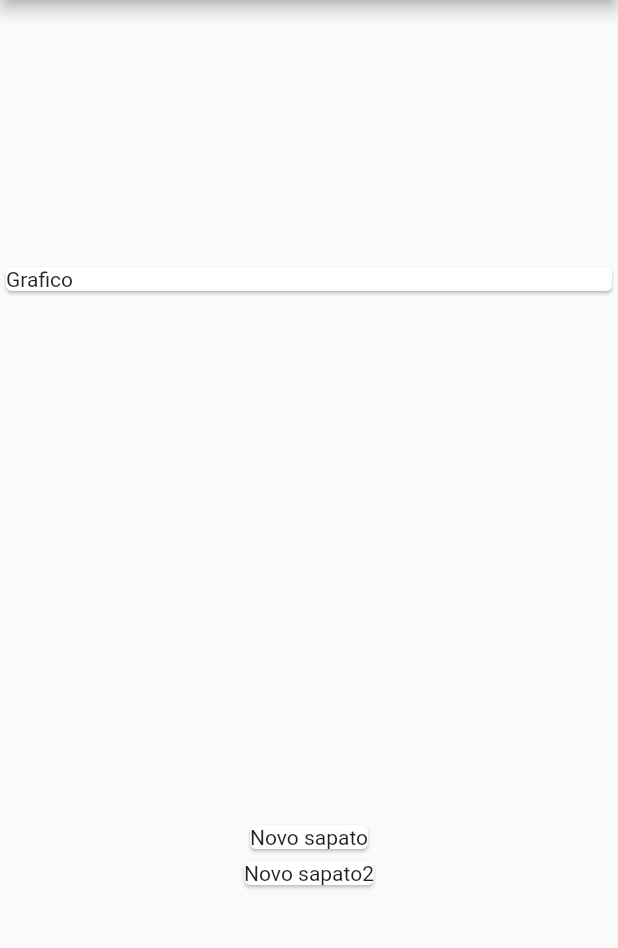
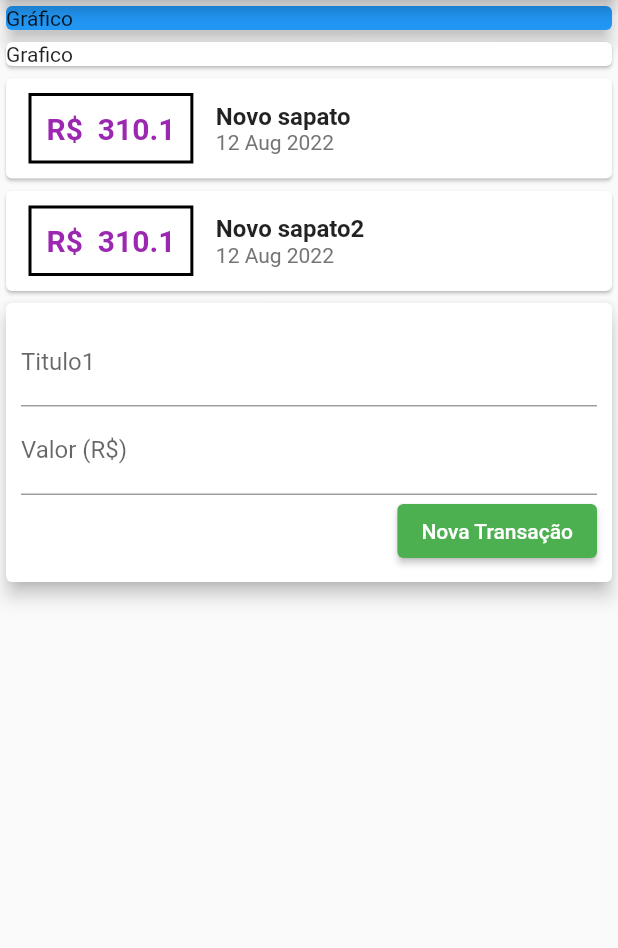
Before and after one commit to cristianoramon/DispesaPessoalFlutter, a Flutter app: the screen it shows after launch, on a phone screen of 412 x 824 dp, the part 84-1032 px from its top. Run offline on Flutter 3.47's test engine with Material 2 defaults, Android fonts, the phone set to English and light mode, and no system bars.

Commit message:
Transação

```diff
--- /dev/null
+++ b/lib/components/transaction_form.dart
@@ -0,0 +1,45 @@
+import 'package:flutter/material.dart';
+
+class TransactionForm extends StatelessWidget {
+  final titleController = TextEditingController();
+  final valueController = TextEditingController();
+  @override
+  Widget build(BuildContext context) {
+    return Card(
+      elevation: 5,
+      child: Container(
+        padding: EdgeInsets.all(10),
+        child: Column(
+          children: <Widget>[
+            TextField(
+              controller: titleController,
+              decoration: InputDecoration(
+                labelText: 'Titulo1',
+              ),
+            ),
+            TextField(
+              controller: valueController,
+              decoration: InputDecoration(
+                labelText: 'Valor (R\$)',
+              ),
+            ),
+            Row(
+              mainAxisAlignment: MainAxisAlignment.end,
+              children: [
+                ElevatedButton(
+                  onPressed: () {
+                    print(titleController.text);
+                  },
+                  style: ElevatedButton.styleFrom(
+                    primary: Colors.green,
+                  ),
+                  child: Text('Nova Transação'),
+                ),
+              ],
+            ),
+          ],
+        ),
+      ),
+    );
+  }
+}
--- /dev/null
+++ b/lib/components/transaction_list.dart
@@ -0,0 +1,70 @@
+import 'package:dispesas/components/transaction_form.dart';
+import 'package:dispesas/modules/transaction.dart';
+import 'package:flutter/material.dart';
+import 'package:intl/intl.dart';
+
+class TransactionList extends StatelessWidget {
+  final List<Transaction> transaction;
+
+  TransactionList(this.transaction);
+
+  @override
+  Widget build(BuildContext context) {
+    return Column(
+      crossAxisAlignment: CrossAxisAlignment.stretch,
+      children: [
+        Card(
+          child: Text('Grafico'),
+        ),
+        Column(
+          children: transaction.map((tr) {
+            return Card(
+              child: Row(
+                mainAxisAlignment: MainAxisAlignment.start,
+                children: <Widget>[
+                  Container(
+                    margin: EdgeInsets.symmetric(
+                      horizontal: 15,
+                      vertical: 10,
+                    ),
+                    decoration: BoxDecoration(
+                      border: Border.all(
+                        color: Colors.black,
+                        width: 2,
+                      ),
+                    ),
+                    padding: EdgeInsets.all(10),
+                    child: Text(
+                      'R\$  ${tr.value}',
+                      style: TextStyle(
+                        fontWeight: FontWeight.bold,
+                        fontSize: 20,
+                        color: Colors.purple,
+                      ),
+                    ),
+                  ),
+                  Column(
+                    crossAxisAlignment: CrossAxisAlignment.start,
+                    children: [
+                      Text(tr.title,
+                          style: TextStyle(
+                            fontSize: 16,
+                            fontWeight: FontWeight.bold,
+                          )),
+                      Text(
+                        DateFormat('d MMM y').format(tr.date),
+                        style: TextStyle(
+                          color: Colors.grey[600],
+                        ),
+                      ),
+                    ],
+                  ),
+                ],
+              ),
+            );
+          }).toList(),
+        ),
+      ],
+    );
+  }
+}
--- /dev/null
+++ b/lib/components/transaction_user.dart
@@ -0,0 +1,38 @@
+import 'package:dispesas/components/transaction_form.dart';
+import 'package:dispesas/components/transaction_list.dart';
+import 'package:dispesas/modules/transaction.dart';
+import 'package:flutter/cupertino.dart';
+import 'package:flutter/src/foundation/key.dart';
+import 'package:flutter/src/widgets/framework.dart';
+
+class TransactionUser extends StatefulWidget {
+  @override
+  State<TransactionUser> createState() => _MyWidgetState();
+}
+
+class _MyWidgetState extends State<TransactionUser> {
+  final _transaction = [
+    Transaction(
+      id: 't1',
+      title: 'Novo sapato',
+      value: 310.10,
+      date: DateTime.now(),
+    ),
+    Transaction(
+      id: 't1',
+      title: 'Novo sapato2',
+      value: 310.10,
+      date: DateTime.now(),
+    )
+  ];
+
+  @override
+  Widget build(BuildContext context) {
+    return Column(
+      children: <Widget>[
+        TransactionList(_transaction),
+        TransactionForm(),
+      ],
+    );
+  }
+}
--- a/lib/myHomePage.dart
+++ b/lib/myHomePage.dart
@@ -1,21 +1,9 @@
+import 'package:dispesas/components/transaction_list.dart';
+import 'package:dispesas/components/transaction_user.dart';
 import 'package:dispesas/modules/transaction.dart';
 import 'package:flutter/material.dart';
 
 class MyHomePage extends StatelessWidget {
-  final _transaction = [
-    Transaction(
-      id: 't1',
-      title: 'Novo sapato',
-      value: 310.10,
-      date: DateTime.now(),
-    ),
-    Transaction(
-      id: 't1',
-      title: 'Novo sapato2',
-      value: 310.10,
-      date: DateTime.now(),
-    )
-  ];
   @override
   Widget build(BuildContext context) {
     return Scaffold(
@@ -23,19 +11,16 @@ class MyHomePage extends StatelessWidget {
         title: Text('Dispesas Pessoais'),
       ),
       body: Column(
-        mainAxisAlignment: MainAxisAlignment.spaceAround,
         crossAxisAlignment: CrossAxisAlignment.stretch,
-        children: [
-          Card(
-            child: Text('Grafico'),
+        children: <Widget>[
+          Container(
+            child: Card(
+              color: Colors.blue,
+              child: Text('Gráfico'),
+              elevation: 5,
+            ),
           ),
-          Column(
-            children: _transaction.map((tr) {
-              return Card(
-                child: Text(tr.title),
-              );
-            }).toList(),
-          ),
+          TransactionUser(),
         ],
       ),
     );
--- a/pubspec.yaml
+++ b/pubspec.yaml
@@ -29,6 +29,7 @@ environment:
 dependencies:
   flutter:
     sdk: flutter
+  intl: ^0.17.0
 
 
   # The following adds the Cupertino Icons font to your application.
@@ -38,6 +39,7 @@ dependencies:
 dev_dependencies:
   flutter_test:
     sdk: flutter
+
 
   # The "flutter_lints" package below contains a set of recommended lints to
   # encourage good coding practices. The lint set provided by the package is
```
Also changed, not shown: pubspec.lock.
